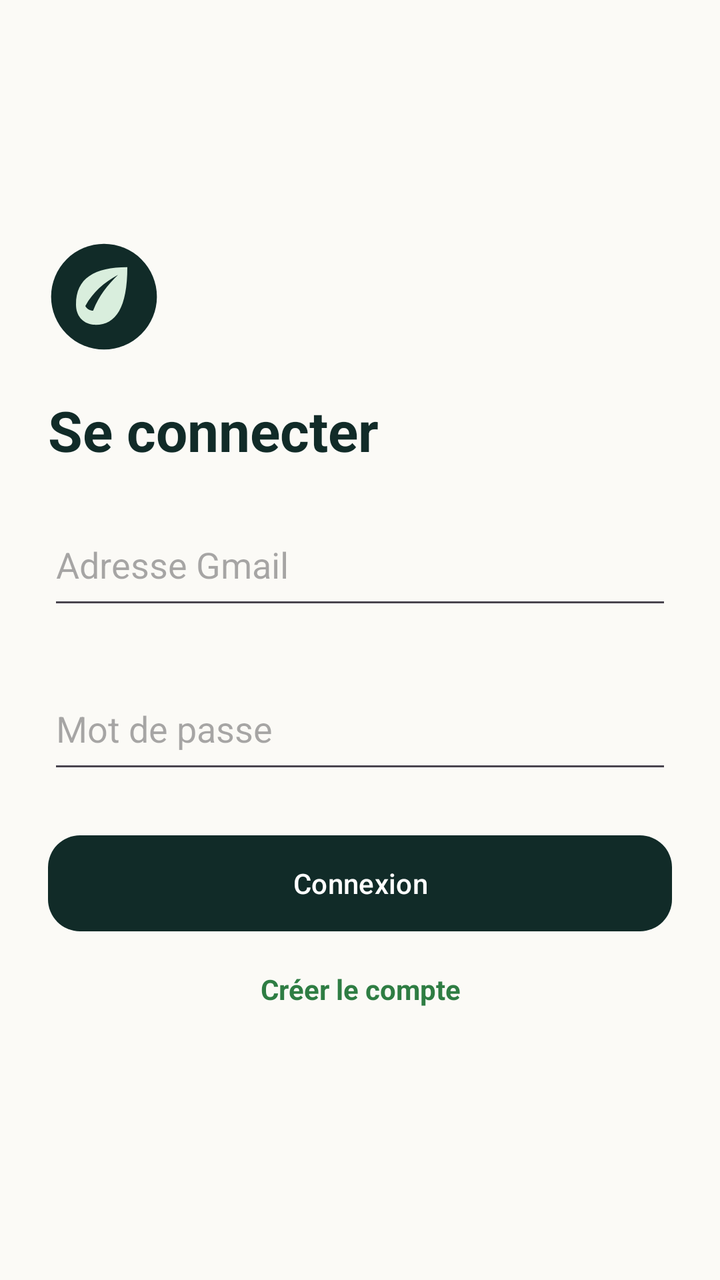
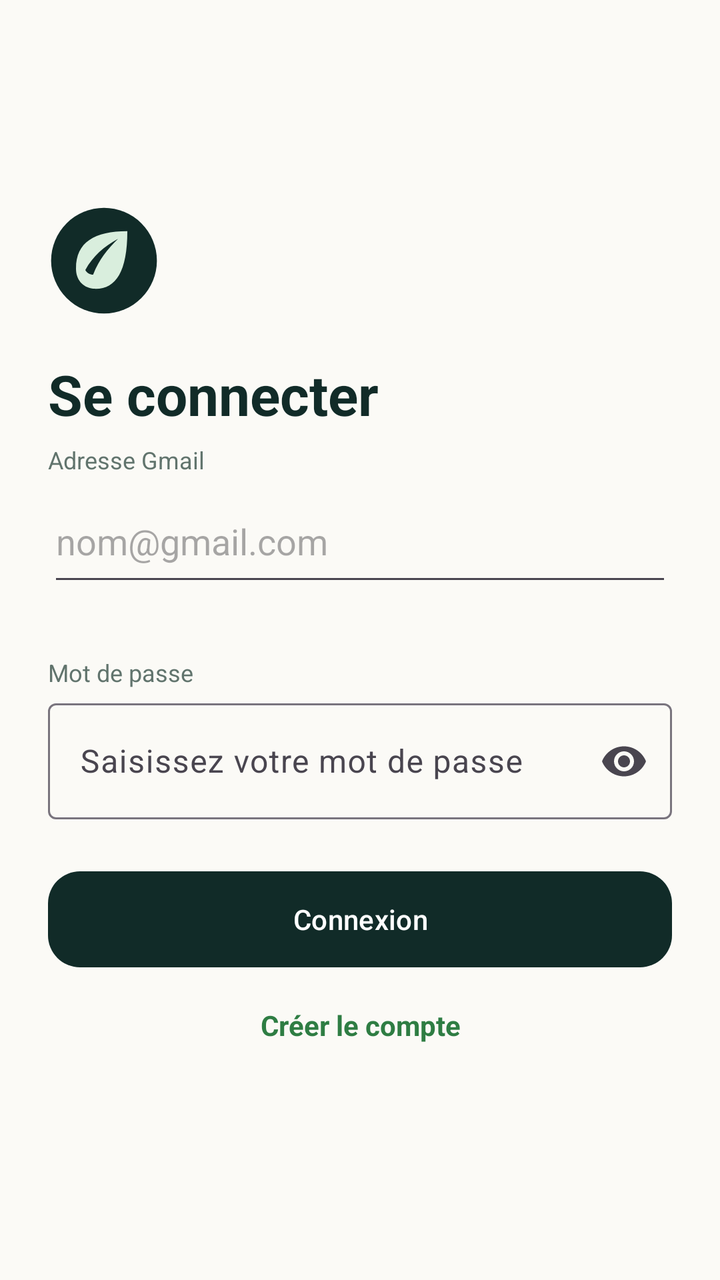

Screens rendered from an Android XML layout before and after an edit, with the pre-edit source and the edit as a unified diff.
<!-- AndroidManifest.xml: application theme Theme.Masrouf1 -->
<!-- res/layout/activity_login.xml -->
<?xml version="1.0" encoding="utf-8"?>
<ScrollView xmlns:android="http://schemas.android.com/apk/res/android" xmlns:app="http://schemas.android.com/apk/res-auto" android:layout_width="match_parent" android:layout_height="match_parent" android:background="@color/cream" android:fillViewport="true">
    <LinearLayout android:layout_width="match_parent" android:layout_height="match_parent" android:gravity="center_vertical" android:orientation="vertical" android:padding="24dp">
        <ImageView android:layout_width="56dp" android:layout_height="56dp" android:contentDescription="@string/app_name" android:src="@drawable/ic_masrouf_logo" />
        <TextView android:layout_width="match_parent" android:layout_height="wrap_content" android:layout_marginTop="20dp" android:text="@string/login_title" android:textColor="@color/forest" android:textSize="28sp" android:textStyle="bold" />
        <EditText android:id="@+id/login_email" android:layout_width="match_parent" android:layout_height="58dp" android:layout_marginTop="18dp" android:hint="@string/email_address" android:inputType="textEmailAddress" android:singleLine="true" />
        <TextView android:id="@+id/login_email_feedback" android:layout_width="match_parent" android:layout_height="24dp" android:textColor="@color/coral" android:textSize="12sp" />
        <EditText android:id="@+id/login_password" android:layout_width="match_parent" android:layout_height="58dp" android:hint="@string/password" android:inputType="textPassword" android:singleLine="true" />
        <com.google.android.material.card.MaterialCardView android:id="@+id/login_error_card" android:layout_width="match_parent" android:layout_height="wrap_content" android:layout_marginTop="12dp" android:visibility="gone" app:cardBackgroundColor="@color/coral" app:cardCornerRadius="16dp" app:cardElevation="0dp">
            <TextView android:id="@+id/login_error_text" android:layout_width="match_parent" android:layout_height="wrap_content" android:padding="14dp" android:text="@string/auth_error" android:textColor="@color/alabaster" />
        </com.google.android.material.card.MaterialCardView>
        <com.google.android.material.button.MaterialButton android:id="@+id/login_submit" android:layout_width="match_parent" android:layout_height="56dp" android:layout_marginTop="22dp" android:text="@string/login_action" app:backgroundTint="@color/forest" app:cornerRadius="16dp" />
        <TextView android:id="@+id/login_to_register" android:layout_width="wrap_content" android:layout_height="50dp" android:layout_gravity="center_horizontal" android:gravity="center" android:text="@string/register_action" android:textColor="@color/emerald" android:textStyle="bold" />
    </LinearLayout>
</ScrollView>
<!-- resources referenced by this layout -->
<resources>
  <color name="alabaster">#FFFFFF</color>
  <color name="coral">#DC7770</color>
  <color name="cream">#FBFAF6</color>
  <color name="emerald">#2E7D43</color>
  <color name="forest">#112B28</color>
  <!-- drawable ic_masrouf_logo (drawable) -->
  <vector xmlns:android="http://schemas.android.com/apk/res/android" android:width="72dp" android:height="72dp" android:viewportWidth="72" android:viewportHeight="72">
      <path android:fillColor="#112B28" android:pathData="M36,2A34,34 0,1 0,36 70A34,34 0,1 0,36 2" />
      <path android:fillColor="#D9EEDD" android:pathData="M51,17C30,17 18,24 18,41c0,7 4,12 11,13 14,1 22,-10 22,-37zM24,42c5,-9 12,-15 21,-20 -7,7 -12,13 -16,23 -2,0 -4,-1 -5,-3z" />
  </vector>
  <string name="app_name">Masrouf</string>
  <string name="auth_error">Adresse Gmail ou mot de passe incorrect.</string>
  <string name="email_address">Adresse Gmail</string>
  <string name="login_action">Connexion</string>
  <string name="login_title">Se connecter</string>
  <string name="password">Mot de passe</string>
  <string name="register_action">Créer le compte</string>
  <style name="Theme.Masrouf1" parent="Base.Theme.Masrouf1" />
  <style name="Base.Theme.Masrouf1" parent="Theme.Material3.DayNight.NoActionBar">
          <item name="colorPrimary">@color/forest</item>
          <item name="colorOnPrimary">@color/alabaster</item>
          <item name="colorSecondary">@color/emerald</item>
          <item name="colorOnSecondary">@color/alabaster</item>
          <item name="android:colorAccent">@color/emerald</item>
          <item name="android:windowLightStatusBar">true</item>
          <item name="android:statusBarColor">@color/cream</item>
          <item name="android:navigationBarColor">@color/cream</item>
          <item name="android:windowBackground">@color/cream</item>
      </style>
</resources>

<!-- the commit's change to res/layout/activity_login.xml (unified diff, before → after) -->
@@ -1,11 +1,15 @@
 <?xml version="1.0" encoding="utf-8"?>
 <ScrollView xmlns:android="http://schemas.android.com/apk/res/android" xmlns:app="http://schemas.android.com/apk/res-auto" android:layout_width="match_parent" android:layout_height="match_parent" android:background="@color/cream" android:fillViewport="true">
-    <LinearLayout android:layout_width="match_parent" android:layout_height="match_parent" android:gravity="center_vertical" android:orientation="vertical" android:padding="24dp">
+    <LinearLayout android:layout_width="match_parent" android:layout_height="wrap_content" android:gravity="center_vertical" android:orientation="vertical" android:padding="24dp">
         <ImageView android:layout_width="56dp" android:layout_height="56dp" android:contentDescription="@string/app_name" android:src="@drawable/ic_masrouf_logo" />
         <TextView android:layout_width="match_parent" android:layout_height="wrap_content" android:layout_marginTop="20dp" android:text="@string/login_title" android:textColor="@color/forest" android:textSize="28sp" android:textStyle="bold" />
-        <EditText android:id="@+id/login_email" android:layout_width="match_parent" android:layout_height="58dp" android:layout_marginTop="18dp" android:hint="@string/email_address" android:inputType="textEmailAddress" android:singleLine="true" />
+        <TextView style="@style/FormFieldLabel" android:labelFor="@id/login_email" android:text="@string/email_address" />
+        <EditText android:id="@+id/login_email" android:layout_width="match_parent" android:layout_height="58dp" android:hint="@string/hint_email" android:inputType="textEmailAddress" android:singleLine="true" />
         <TextView android:id="@+id/login_email_feedback" android:layout_width="match_parent" android:layout_height="24dp" android:textColor="@color/coral" android:textSize="12sp" />
-        <EditText android:id="@+id/login_password" android:layout_width="match_parent" android:layout_height="58dp" android:hint="@string/password" android:inputType="textPassword" android:singleLine="true" />
+        <TextView style="@style/FormFieldLabel" android:labelFor="@id/login_password" android:text="@string/password" />
+        <com.google.android.material.textfield.TextInputLayout android:layout_width="match_parent" android:layout_height="wrap_content" app:endIconMode="password_toggle">
+            <EditText android:id="@+id/login_password" android:layout_width="match_parent" android:layout_height="58dp" android:hint="@string/hint_password" android:inputType="textPassword" android:singleLine="true" />
+        </com.google.android.material.textfield.TextInputLayout>
         <com.google.android.material.card.MaterialCardView android:id="@+id/login_error_card" android:layout_width="match_parent" android:layout_height="wrap_content" android:layout_marginTop="12dp" android:visibility="gone" app:cardBackgroundColor="@color/coral" app:cardCornerRadius="16dp" app:cardElevation="0dp">
             <TextView android:id="@+id/login_error_text" android:layout_width="match_parent" android:layout_height="wrap_content" android:padding="14dp" android:text="@string/auth_error" android:textColor="@color/alabaster" />
         </com.google.android.material.card.MaterialCardView>
<!-- resource entries referenced after the edit -->
@@ -13,11 +13,22 @@
   <string name="app_name">Masrouf</string>
   <string name="auth_error">Adresse Gmail ou mot de passe incorrect.</string>
   <string name="email_address">Adresse Gmail</string>
+  <string name="hint_email">nom@gmail.com</string>
+  <string name="hint_password">Saisissez votre mot de passe</string>
   <string name="login_action">Connexion</string>
   <string name="login_title">Se connecter</string>
   <string name="password">Mot de passe</string>
   <string name="register_action">Créer le compte</string>
+  <style name="FormFieldLabel">
+          <item name="android:layout_width">match_parent</item>
+          <item name="android:layout_height">wrap_content</item>
+          <item name="android:layout_marginTop">6dp</item>
+          <item name="android:layout_marginBottom">2dp</item>
+          <item name="android:textColor">@color/muted_green</item>
+          <item name="android:textSize">12sp</item>
+      </style>
   <style name="Theme.Masrouf1" parent="Base.Theme.Masrouf1" />
+  <color name="muted_green">#61746D</color>
   <style name="Base.Theme.Masrouf1" parent="Theme.Material3.DayNight.NoActionBar">
           <item name="colorPrimary">@color/forest</item>
           <item name="colorOnPrimary">@color/alabaster</item>
